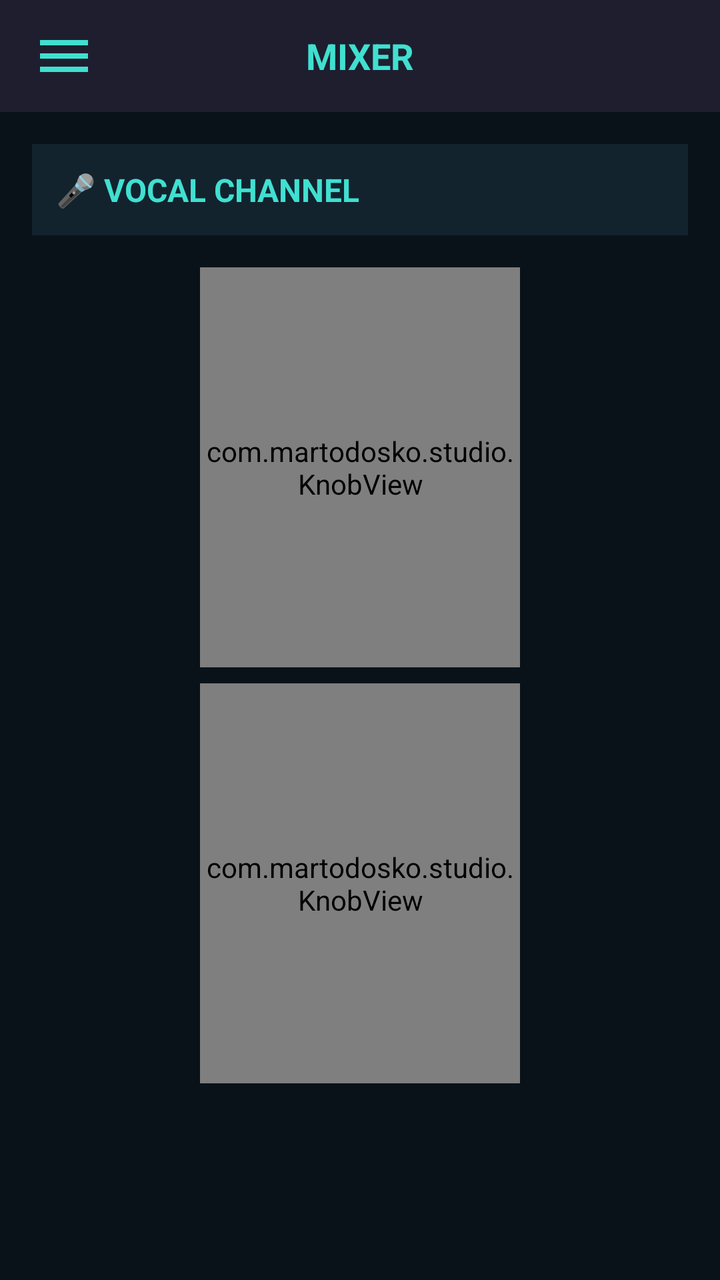
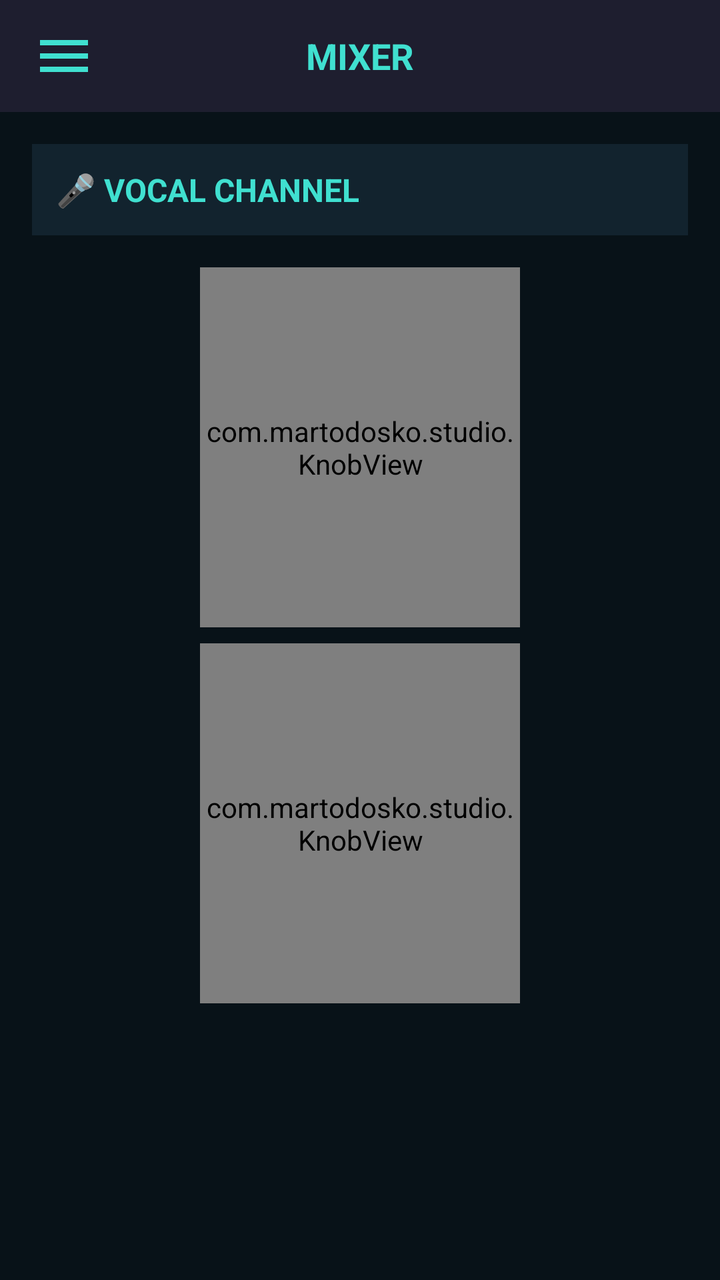

An Android layout rendered at two revisions. The XML below is the earlier revision; the diff shows what the commit changed to produce the second picture.
<!-- AndroidManifest.xml: activity theme Theme.AppCompat.Light.NoActionBar -->
<!-- res/layout/activity_mixer.xml -->
<?xml version="1.0" encoding="utf-8"?>
<androidx.drawerlayout.widget.DrawerLayout
    xmlns:android="http://schemas.android.com/apk/res/android"
    android:id="@+id/drawer_layout"
    android:layout_width="match_parent"
    android:layout_height="match_parent"
    android:background="#121212">

    <LinearLayout
        android:layout_width="match_parent"
        android:layout_height="match_parent"
        android:orientation="vertical">

        
        <LinearLayout
            android:layout_width="match_parent"
            android:layout_height="56dp"
            android:orientation="horizontal"
            android:gravity="center_vertical"
            android:background="#1E1E2F"
            android:paddingHorizontal="16dp">

            <ImageView
                android:id="@+id/btn_hamburger"
                android:layout_width="32dp"
                android:layout_height="32dp"
                android:src="@drawable/ic_hamburger"
                android:clickable="true"
                android:focusable="true"/>

            <TextView
                android:layout_width="0dp"
                android:layout_height="wrap_content"
                android:layout_weight="1"
                android:text="MIXER"
                android:textColor="#40E0D0"
                android:textSize="18sp"
                android:textStyle="bold"
                android:gravity="center"/>

            <View
                android:layout_width="32dp"
                android:layout_height="32dp"/>
        </LinearLayout>

        
        <ScrollView
            android:layout_width="match_parent"
            android:layout_height="match_parent"
            android:background="#081218"
            android:fillViewport="true">

            <LinearLayout
                android:layout_width="match_parent"
                android:layout_height="wrap_content"
                android:orientation="vertical"
                android:padding="16dp">

                
                <TextView
                    android:layout_width="match_parent"
                    android:layout_height="wrap_content"
                    android:text="🎤 VOCAL CHANNEL"
                    android:textColor="#40E0D0"
                    android:textSize="16sp"
                    android:textStyle="bold"
                    android:padding="12dp"
                    android:background="#12232E"/>

                
                <LinearLayout
                    android:layout_width="match_parent"
                    android:layout_height="wrap_content"
                    android:orientation="vertical"
                    android:gravity="center"
                    android:layout_marginTop="12dp">

                    
                    <com.martodosko.studio.KnobView
                        android:id="@+id/knob_gain"
                        android:layout_width="160dp"
                        android:layout_height="200dp"
                        android:layout_margin="4dp"/>

                    
                    <com.martodosko.studio.KnobView
                        android:id="@+id/knob_sensitivity"
                        android:layout_width="160dp"
                        android:layout_height="200dp"
                        android:layout_margin="4dp"/>

                </LinearLayout>

            </LinearLayout>
        </ScrollView>

    </LinearLayout>

    
    <LinearLayout
        android:layout_width="280dp"
        android:layout_height="match_parent"
        android:layout_gravity="start"
        android:background="#1A1A2E"
        android:orientation="vertical"
        android:elevation="16dp">

        <LinearLayout
            android:layout_width="match_parent"
            android:layout_height="wrap_content"
            android:orientation="horizontal"
            android:gravity="center_vertical"
            android:padding="16dp"
            android:background="#16162A">

            <TextView
                android:layout_width="0dp"
                android:layout_height="wrap_content"
                android:layout_weight="1"
                android:text="MENU"
                android:textColor="#40E0D0"
                android:textSize="20sp"
                android:textStyle="bold"/>

            <ImageView
                android:id="@+id/btn_close_menu"
                android:layout_width="32dp"
                android:layout_height="32dp"
                android:src="@drawable/ic_close"
                android:clickable="true"
                android:focusable="true"/>
        </LinearLayout>

        <View
            android:layout_width="match_parent"
            android:layout_height="1dp"
            android:background="#333344"/>

        <LinearLayout
            android:layout_width="match_parent"
            android:layout_height="wrap_content"
            android:orientation="vertical"
            android:paddingTop="8dp">

            <TextView
                android:id="@+id/menu_mixer"
                android:layout_width="match_parent"
                android:layout_height="56dp"
                android:text="🎚️  Mixer"
                android:textColor="#40E0D0"
                android:textSize="16sp"
                android:gravity="center_vertical"
                android:paddingStart="24dp"
                android:clickable="true"/>

            <TextView
                android:id="@+id/menu_presets"
                android:layout_width="match_parent"
                android:layout_height="56dp"
                android:text="📋  Presets"
                android:textColor="#FFFFFF"
                android:textSize="16sp"
                android:gravity="center_vertical"
                android:paddingStart="24dp"
                android:clickable="true"/>

            <TextView
                android:id="@+id/menu_settings"
                android:layout_width="match_parent"
                android:layout_height="56dp"
                android:text="⚙️  Settings"
                android:textColor="#40E0D0"
                android:textSize="16sp"
                android:gravity="center_vertical"
                android:paddingStart="24dp"
                android:clickable="true"/>

            <TextView
                android:id="@+id/menu_effects"
                android:layout_width="match_parent"
                android:layout_height="56dp"
                android:text="🎸  Guitar Effects"
                android:textColor="#FFFFFF"
                android:textSize="16sp"
                android:gravity="center_vertical"
                android:paddingStart="24dp"
                android:clickable="true"/>

            <TextView
                android:id="@+id/menu_update"
                android:layout_width="match_parent"
                android:layout_height="56dp"
                android:text="🔄  Check Update"
                android:textColor="#FFFFFF"
                android:textSize="16sp"
                android:gravity="center_vertical"
                android:paddingStart="24dp"
                android:clickable="true"/>

            <TextView
                android:id="@+id/menu_help"
                android:layout_width="match_parent"
                android:layout_height="56dp"
                android:text="❓  Help"
                android:textColor="#40E0D0"
                android:textSize="16sp"
                android:gravity="center_vertical"
                android:paddingStart="24dp"
                android:clickable="true"/>

            <TextView
                android:id="@+id/menu_join"
                android:layout_width="match_parent"
                android:layout_height="56dp"
                android:text="🌐  Join Us"
                android:textColor="#00BFFF"
                android:textSize="16sp"
                android:gravity="center_vertical"
                android:paddingStart="24dp"
                android:clickable="true"/>

            <TextView
                android:id="@+id/menu_about"
                android:layout_width="match_parent"
                android:layout_height="56dp"
                android:text="ℹ️  About"
                android:textColor="#FFFFFF"
                android:textSize="16sp"
                android:gravity="center_vertical"
                android:paddingStart="24dp"
                android:clickable="true"/>
        </LinearLayout>
    </LinearLayout>

</androidx.drawerlayout.widget.DrawerLayout>
<!-- resources referenced by this layout -->
<resources>
  <!-- drawable ic_close (drawable) -->
  <vector xmlns:android="http://schemas.android.com/apk/res/android"
      android:width="24dp" android:height="24dp"
      android:viewportWidth="24" android:viewportHeight="24">
    <path android:fillColor="#FF6B6B"
          android:pathData="M19,6.41L17.59,5 12,10.59 6.41,5 5,6.41 10.59,12 5,17.59 6.41,19 12,13.41 17.59,19 19,17.59 13.41,12z"/>
  </vector>
  <!-- drawable ic_hamburger (drawable) -->
  <vector xmlns:android="http://schemas.android.com/apk/res/android"
      android:width="24dp" android:height="24dp"
      android:viewportWidth="24" android:viewportHeight="24">
    <path android:fillColor="#40E0D0"
          android:pathData="M3,18h18v-2L3,16v2zM3,13h18v-2L3,11v2zM3,6v2h18L21,6L3,6z"/>
  </vector>
</resources>

<!-- the commit's change to res/layout/activity_mixer.xml (unified diff, before → after) -->
@@ -79,14 +79,14 @@
                     <com.martodosko.studio.KnobView
                         android:id="@+id/knob_gain"
                         android:layout_width="160dp"
-                        android:layout_height="200dp"
+                        android:layout_height="180dp"
                         android:layout_margin="4dp"/>
 
                     
                     <com.martodosko.studio.KnobView
                         android:id="@+id/knob_sensitivity"
                         android:layout_width="160dp"
-                        android:layout_height="200dp"
+                        android:layout_height="180dp"
                         android:layout_margin="4dp"/>
 
                 </LinearLayout>
